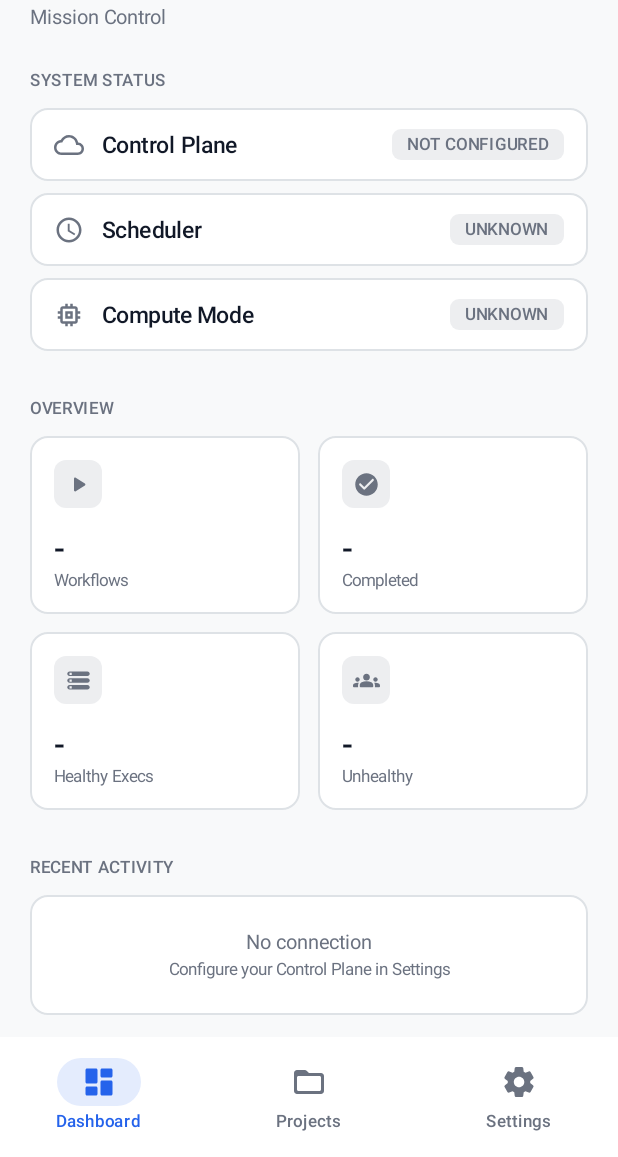
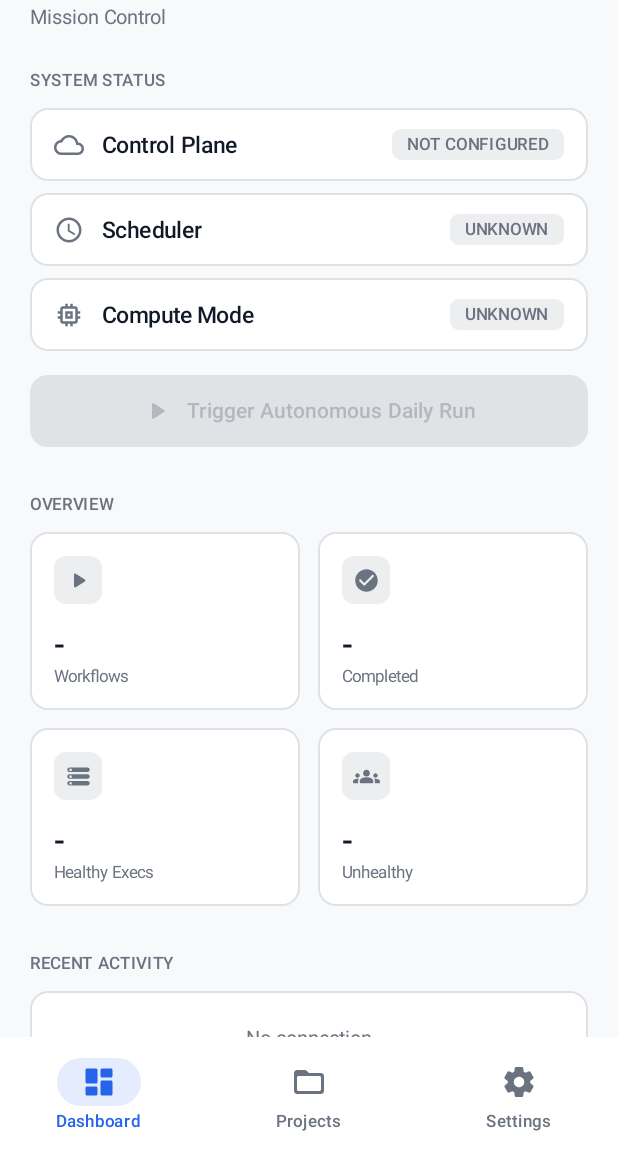
Before and after one commit to Benadic90/EvoForge, an Android app built with Jetpack Compose: the screen it shows after launch (MainActivity), on a phone screen of 412 x 824 dp, the part 79-1236 px from its top. Run offline under Robolectric (Android 15) with nearby library versions, the light colour scheme and no system bars.

Commit message:
feat(mobile): add Trigger Autonomous Daily Run button to HomeScreen and wire forceRunDaily endpoint

```diff
--- a/android/EvoForgeAndroid/app/src/main/java/com/evoforge/mobile/data/api/ApiService.kt
+++ b/android/EvoForgeAndroid/app/src/main/java/com/evoforge/mobile/data/api/ApiService.kt
@@ -57,4 +57,7 @@ interface ApiService {
 
     @GET("api/llm/keys/status")
     suspend fun getLLMKeyStatus(): Response<LLMKeyStatusResponse>
+
+    @GET("api/force-run-daily")
+    suspend fun forceRunDaily(): Response<Map<String, String>>
 }
--- a/android/EvoForgeAndroid/app/src/main/java/com/evoforge/mobile/ui/screens/HomeScreen.kt
+++ b/android/EvoForgeAndroid/app/src/main/java/com/evoforge/mobile/ui/screens/HomeScreen.kt
@@ -116,6 +116,56 @@ fun HomeScreen(systemViewModel: SystemViewModel) {
             status = computeModeStr,
             statusColor = if (isOnline) StatusInfo else TextTertiaryDark
         )
+
+        Spacer(modifier = Modifier.height(16.dp))
+
+        var isTriggering by remember { mutableStateOf(false) }
+        var triggerMessage by remember { mutableStateOf<String?>(null) }
+
+        Button(
+            onClick = {
+                isTriggering = true
+                systemViewModel.triggerDailyRun { success, msg ->
+                    isTriggering = false
+                    triggerMessage = msg
+                }
+            },
+            enabled = isOnline && !isTriggering,
+            modifier = Modifier.fillMaxWidth(),
+            shape = RoundedCornerShape(12.dp),
+            colors = ButtonDefaults.buttonColors(
+                containerColor = MaterialTheme.colorScheme.primary
+            ),
+            contentPadding = PaddingValues(vertical = 14.dp)
+        ) {
+            if (isTriggering) {
+                CircularProgressIndicator(
+                    modifier = Modifier.size(20.dp),
+                    color = MaterialTheme.colorScheme.onPrimary,
+                    strokeWidth = 2.dp
+                )
+                Spacer(modifier = Modifier.width(10.dp))
+                Text("Waking up AI agent...", style = MaterialTheme.typography.titleSmall)
+            } else {
+                Icon(
+                    Icons.Rounded.PlayArrow,
+                    contentDescription = null,
+                    modifier = Modifier.size(20.dp)
+                )
+                Spacer(modifier = Modifier.width(10.dp))
+                Text("Trigger Autonomous Daily Run", style = MaterialTheme.typography.titleSmall)
+            }
+        }
+
+        if (triggerMessage != null) {
+            Spacer(modifier = Modifier.height(8.dp))
+            Text(
+                triggerMessage!!,
+                style = MaterialTheme.typography.bodySmall,
+                color = StatusOnline,
+                modifier = Modifier.padding(horizontal = 4.dp)
+            )
+        }
 
         Spacer(modifier = Modifier.height(32.dp))
 
```
Also changed, not shown: android/EvoForgeAndroid/app/src/main/java/com/evoforge/mobile/viewmodel/SystemViewModel.kt (+19 -0 lines).
